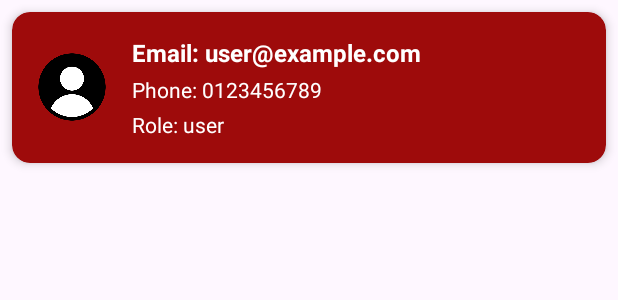
After one commit to QDwn/BookMovieTickets, an Android app: the layout card_item_user.xml on its own in the app's theme, with its tools: preview values and no code run, on a phone screen of 412 x 824 dp. The commit adds this screen. Shown: the top 300 px of the screen. Run offline under Robolectric (Android 15) with nearby library versions, the phone set to English and light mode, and no system bars.

Commit message:
UserManagement-UI

```diff
--- a/app/build.gradle.kts
+++ b/app/build.gradle.kts
@@ -42,4 +42,6 @@ dependencies {
     testImplementation(libs.junit)
     androidTestImplementation(libs.ext.junit)
     androidTestImplementation(libs.espresso.core)
+    implementation("androidx.recyclerview:recyclerview:1.3.0")
+    implementation("androidx.cardview:cardview:1.0.0")
 }
--- a/app/src/main/res/drawable/button_border_red.xml
+++ b/app/src/main/res/drawable/button_border_red.xml
@@ -5,5 +5,5 @@
     <solid android:color="#9E0B0B" />
 
     <!-- Bo góc -->
-    <corners android:radius="12dp" />
+    <corners android:radius="50dp" />
 </shape>
--- /dev/null
+++ b/app/src/main/res/layout/card_item_user.xml
@@ -0,0 +1,58 @@
+<?xml version="1.0" encoding="utf-8"?>
+<androidx.cardview.widget.CardView xmlns:android="http://schemas.android.com/apk/res/android"
+    xmlns:app="http://schemas.android.com/apk/res-auto"
+    android:layout_width="match_parent"
+    android:layout_height="wrap_content"
+    android:layout_marginTop="8dp"
+    android:layout_marginBottom="8dp"
+    android:layout_marginStart="8dp"
+    android:layout_marginEnd="8dp"
+    app:cardBackgroundColor="@color/red"
+    app:cardCornerRadius="12dp"
+    app:cardElevation="4dp">
+
+    <LinearLayout
+        android:layout_width="match_parent"
+        android:layout_height="wrap_content"
+        android:orientation="horizontal" android:padding="16dp"
+        android:gravity="center_vertical"> <ImageView
+        android:id="@+id/ivUserAvatar"
+        android:layout_width="48dp" android:layout_height="48dp"
+        android:scaleType="centerCrop"
+        android:src="@drawable/user" android:layout_marginEnd="16dp"/>
+
+        <LinearLayout
+            android:layout_width="0dp"
+            android:layout_height="wrap_content"
+            android:layout_weight="1"
+            android:orientation="vertical">
+
+            <TextView
+                android:id="@+id/tvUserEmail"
+                android:layout_width="match_parent"
+                android:layout_height="wrap_content"
+                android:text="Email: user@example.com"
+                android:textColor="@color/white"
+                android:textSize="16sp"
+                android:textStyle="bold"
+                android:layout_marginBottom="4dp"/>
+
+            <TextView
+                android:id="@+id/tvUserPhone"
+                android:layout_width="match_parent"
+                android:layout_height="wrap_content"
+                android:text="Phone: 0123456789"
+                android:textColor="@color/white"
+                android:textSize="14sp"
+                android:layout_marginBottom="4dp"/>
+
+            <TextView
+                android:id="@+id/tvUserRole"
+                android:layout_width="match_parent"
+                android:layout_height="wrap_content"
+                android:text="Role: user"
+                android:textColor="@color/white"
+                android:textSize="14sp"/>
+        </LinearLayout>
+    </LinearLayout>
+</androidx.cardview.widget.CardView>
```
Also changed, not shown: app/src/main/AndroidManifest.xml (+7 -1 lines), app/src/main/java/com/example/bmtadr/UserAdapter.java (added, +81 -0 lines), app/src/main/java/com/example/bmtadr/UserManagementActivity.java (+127 -52 lines), app/src/main/res/layout/activity_user_management.xml (+8 -5 lines), app/src/main/res/layout/dialog_edit_user.xml (added, +37 -0 lines), app/src/main/res/values/themes.xml (+17 -3 lines), app/src/main/res/drawable/admin.jpg (added), app/src/main/res/drawable/user.webp (added).
